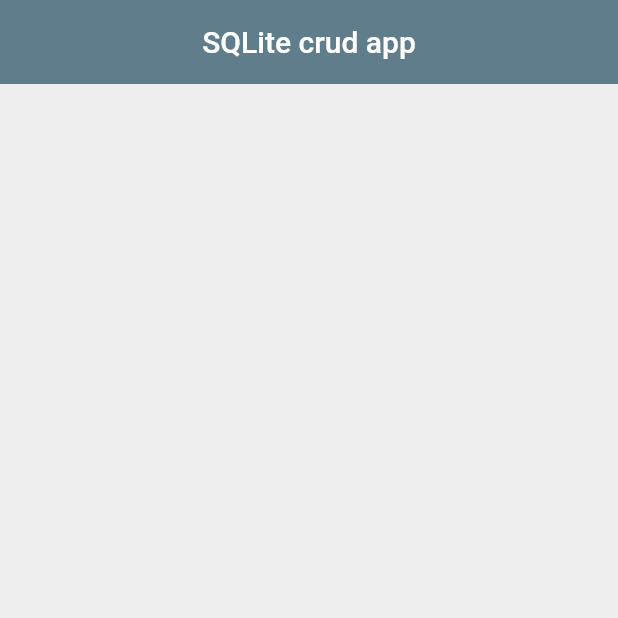
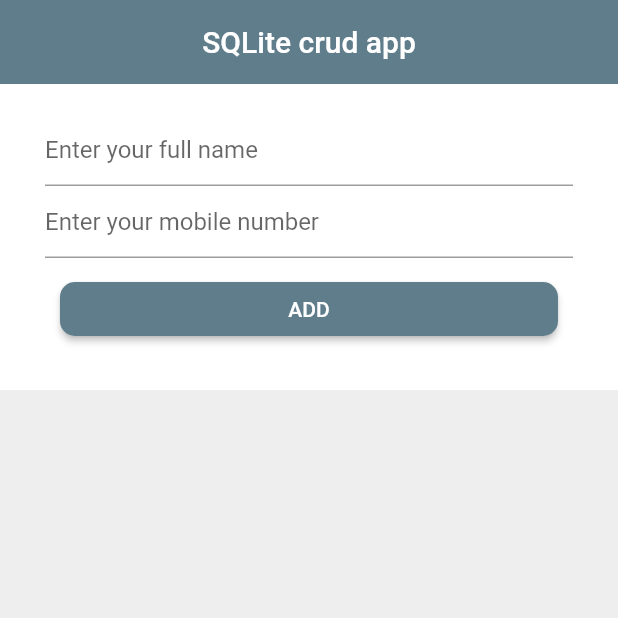
Before and after one commit to Sohag-84/flutter-sqlite-crud, a Flutter app: the screen it shows after launch, on a phone screen of 412 x 824 dp, the top half of it. Run offline on Flutter 3.47's test engine with Material 2 defaults, Android fonts, the phone set to English and light mode, and no system bars.

Commit message:
Design user input

```diff
--- a/lib/main.dart
+++ b/lib/main.dart
@@ -12,7 +12,7 @@ class MyApp extends StatelessWidget {
 
   @override
   Widget build(BuildContext context) {
-    return HomePage();
+    return const HomePage();
 
   }
 }
@@ -24,6 +24,8 @@ class HomePage extends StatefulWidget {
 }
 
 class _HomePageState extends State<HomePage> {
+
+  final _formKey = GlobalKey<FormState>();
 
   @override
   Widget build(BuildContext context) {
@@ -41,12 +43,55 @@ class _HomePageState extends State<HomePage> {
         ),
         body: Center(
           child: Column(
-            mainAxisAlignment: MainAxisAlignment.center,
-            children: [
+            mainAxisAlignment: MainAxisAlignment.start,
+            children:  [
+              _form(),
+              _list()
             ],
           ),
         ),
       ),
     );
   }
+
+  _form(){
+    return Container(
+      color: Colors.white,
+      padding: const EdgeInsets.symmetric(vertical: 20,horizontal: 30),
+      child: Form(
+        key: _formKey,
+        child: Column(
+          children: [
+            TextFormField(
+              decoration: const InputDecoration(
+                hintText: "Enter your full name"
+              ),
+            ),
+            TextFormField(
+              decoration: const InputDecoration(
+                  hintText: "Enter your mobile number"
+              ),
+            ),
+            Container(
+              padding: const EdgeInsets.all(10),
+              width: double.infinity,
+              child: ElevatedButton(
+                onPressed: () {},
+                style: ElevatedButton.styleFrom(
+                  shape: const RoundedRectangleBorder(
+                      borderRadius: BorderRadius.all(Radius.circular(10))),
+                ),
+                child: Text("Add".toUpperCase()),
+              )
+            )
+          ],
+        ),
+      ),
+    );
+  }
+  _list(){
+    return Container(
+
+    );
+  }
 }
```
